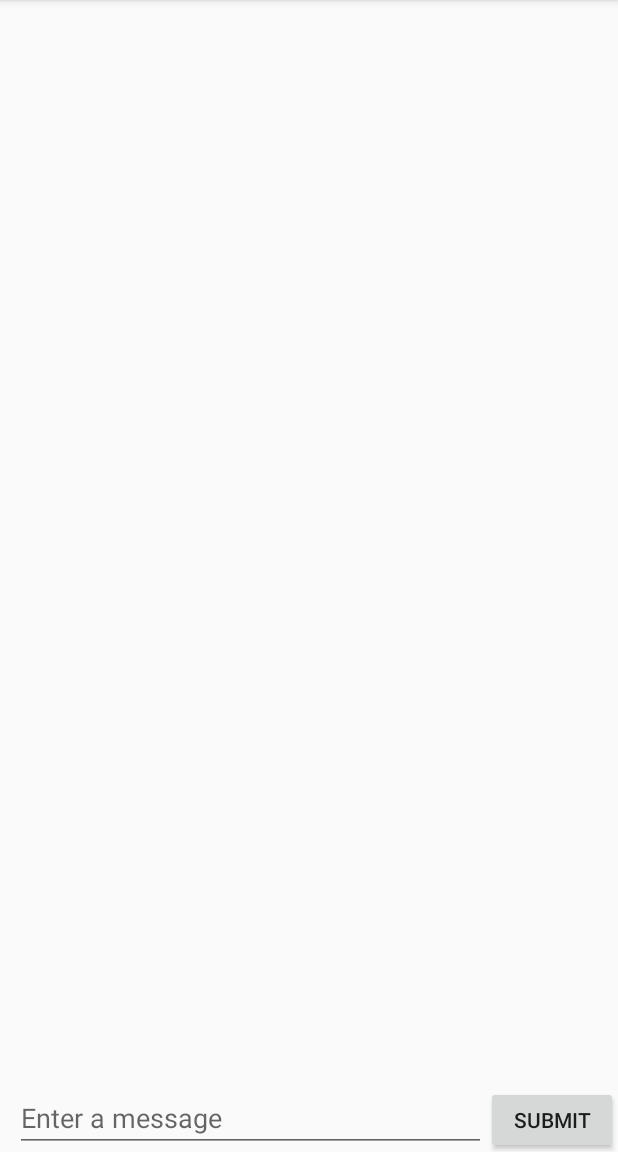
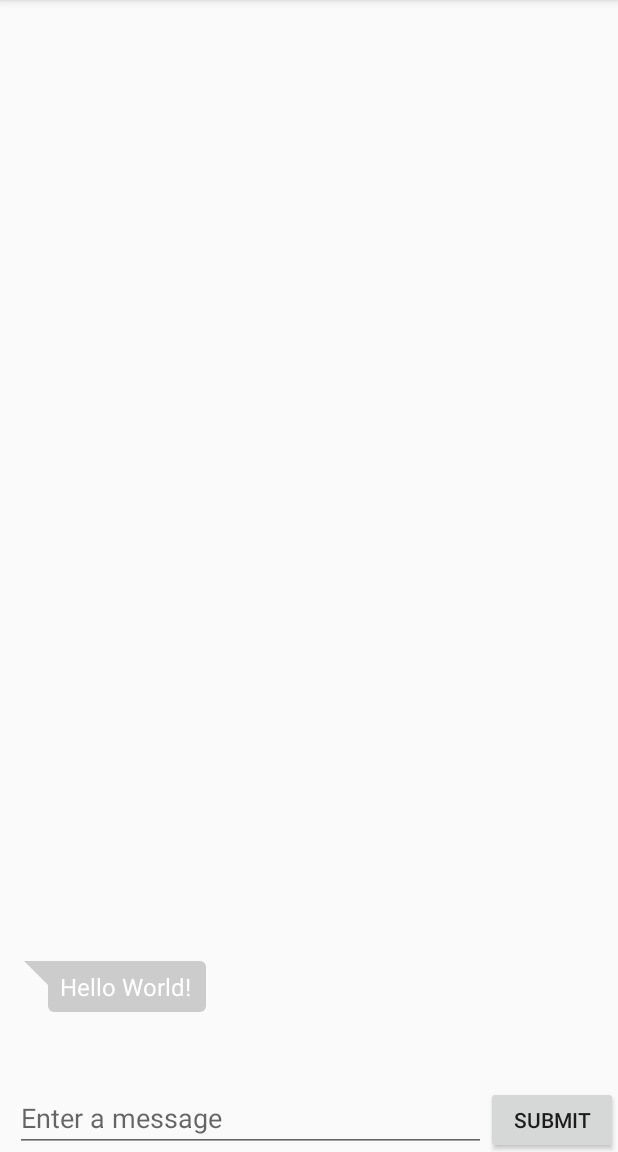
Before and after one commit to david8zhang/outside-hacks, an Android app: the ChatActivity screen opened directly, with no data from a screen before it, on a phone screen of 412 x 824 dp, the part 84-1236 px from its top. Run offline under Robolectric (Android 15) with nearby library versions, the phone set to English and light mode, and no system bars; libraries missing offline, so code that uses them is left out: com.github.nkzawa.emitter, com.github.nkzawa.socketio; 4 statements that could not run were skipped.

Commit message:
Fix message bubbles

```diff
--- a/android-client/app/src/main/java/com/example/dzhang/outsidehacks/ChatActivity.java
+++ b/android-client/app/src/main/java/com/example/dzhang/outsidehacks/ChatActivity.java
@@ -25,7 +25,7 @@ import java.util.ArrayList;
 public class ChatActivity extends AppCompatActivity {
 
     private RecyclerView recyclerView;
-    private ChatViewAdapter<Message> chatViewAdapter;
+    private ChatRecyclerViewAdapter<Message> chatViewAdapter;
     private ArrayList<Message> messages = new ArrayList<Message>();
     private Socket mSocket;
     {
@@ -47,7 +47,7 @@ public class ChatActivity extends AppCompatActivity {
 
         Message sample = new Message("1469353441664", "MTC19T", "Hello World!");
         messages.add(sample);
-        chatViewAdapter = new ChatViewAdapter<>(messages, this);
+        chatViewAdapter = new ChatRecyclerViewAdapter<>(messages, this);
         recyclerView.setAdapter(chatViewAdapter);
         handleMessageStream();
     }
--- /dev/null
+++ b/android-client/app/src/main/java/com/example/dzhang/outsidehacks/ChatRecyclerViewAdapter.java
@@ -0,0 +1,74 @@
+package com.example.dzhang.outsidehacks;
+
+import android.content.Context;
+import android.os.Build;
+import android.support.v7.widget.RecyclerView;
+import android.util.Log;
+import android.view.LayoutInflater;
+import android.view.View;
+import android.view.ViewGroup;
+import android.widget.RelativeLayout;
+import android.widget.TextView;
+
+import java.util.ArrayList;
+
+/**
+ * Created by dzhang on 7/24/16.
+ */
+public class ChatRecyclerViewAdapter<T extends Message> extends RecyclerView.Adapter<ChatRecyclerViewAdapter.ViewHolder> {
+
+    private ArrayList<T> messages;
+    private Context context;
+
+    public ChatRecyclerViewAdapter(ArrayList<T> messages, Context context) {
+        this.messages = messages;
+        this.context = context;
+    }
+
+    @Override
+    public ChatRecyclerViewAdapter.ViewHolder onCreateViewHolder(ViewGroup parent, int viewType) {
+        View v = LayoutInflater.from(parent.getContext()).inflate(R.layout.message_bubble, parent, false);
+        final ViewHolder vh = new ViewHolder(v);
+        return vh;
+    }
+
+    @Override
+    public void onBindViewHolder(ViewHolder holder, int position) {
+        Log.d("MESSAGE LENGTH", Integer.toString(messages.size()));
+        Message message = messages.get(position);
+        String text = message.getMessage();
+        TextView my_message = holder.my_message;
+        TextView other_message = holder.other_message;
+        if(message.getFrom().equals(Build.ID)) {
+            Log.d("RENDER CHAT MESSAGE", message.getMessage());
+            other_message.setWidth(0);
+            my_message.setLayoutParams(new RelativeLayout.LayoutParams(RelativeLayout.LayoutParams.WRAP_CONTENT,
+                    RelativeLayout.LayoutParams.WRAP_CONTENT));
+            my_message.setText(text);
+        } else {
+            Log.d("RENDER CHAT MESSAGE", message.getMessage());
+            my_message.setWidth(0);
+            other_message.setLayoutParams(new RelativeLayout.LayoutParams(RelativeLayout.LayoutParams.WRAP_CONTENT,
+                    RelativeLayout.LayoutParams.WRAP_CONTENT));
+            other_message.setText(text);
+        }
+    }
+
+    @Override
+    public int getItemCount() {
+        return messages.size();
+    }
+
+    public static class ViewHolder extends RecyclerView.ViewHolder {
+        public TextView other_message;
+        public TextView my_message;
+
+        public ViewHolder(View itemView) {
+            super(itemView);
+
+            other_message = (TextView)itemView.findViewById(R.id.other_message);
+            my_message = (TextView)itemView.findViewById(R.id.my_message);
+
+        }
+    }
+}
--- a/android-client/app/src/main/res/layout/message_bubble.xml
+++ b/android-client/app/src/main/res/layout/message_bubble.xml
@@ -2,7 +2,8 @@
 <RelativeLayout xmlns:android="http://schemas.android.com/apk/res/android"
     android:orientation="horizontal"
     android:layout_width="match_parent"
-    android:layout_height="match_parent" >
+    android:layout_height="wrap_content"
+    android:padding="@dimen/text_margin">
 
     <TextView
         android:id="@+id/other_message"
@@ -10,6 +11,7 @@
         android:layout_height="wrap_content"
         android:layout_margin="@dimen/text_margin"
         android:layout_alignParentLeft="true"
+        android:layout_alignParentBottom="true"
         android:paddingRight="10dp"
         android:paddingEnd="10dp"
         android:paddingLeft="24dp"
@@ -27,6 +29,7 @@
         android:layout_height="wrap_content"
         android:layout_margin="@dimen/text_margin"
         android:layout_alignParentRight="true"
+        android:layout_alignParentBottom="true"
         android:paddingRight="24dp"
         android:paddingEnd="24dp"
         android:paddingLeft="10dp"
```
Also changed, not shown: 1 other file.
